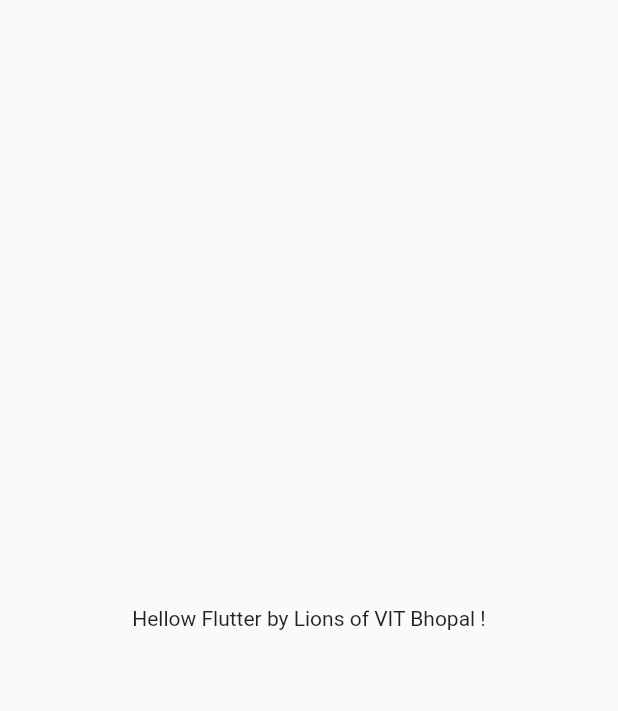
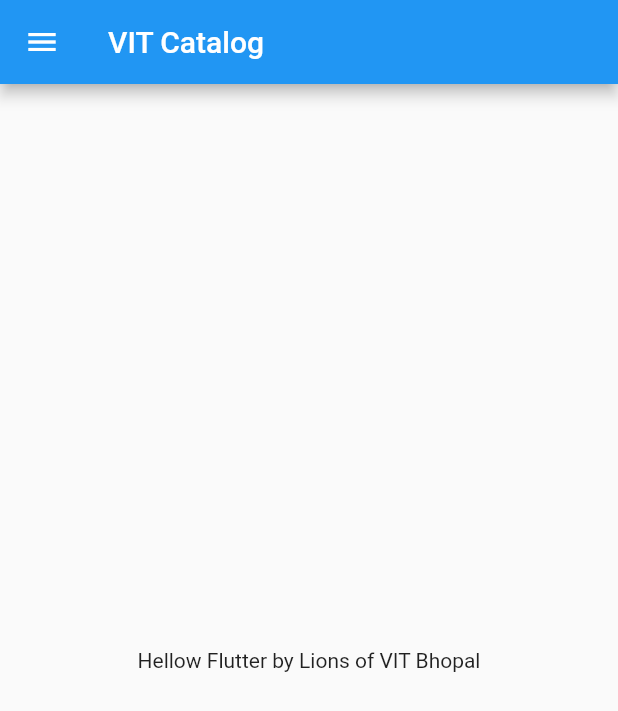
Before and after one commit to Rahul-vit10062/Learning_Flutter_in_30_Days, a Flutter app: the screen it shows after launch, on a phone screen of 412 x 824 dp. Shown: the top 711 px of the screen. Run offline on Flutter 3.47's test engine with Material 2 defaults, Android fonts, the phone set to English and light mode, and no system bars.

Commit message:
Day-2_Completed

```diff
--- /dev/null
+++ b/lib/Home_Page.dart
@@ -0,0 +1,19 @@
+import 'package:flutter/material.dart';
+
+class HomePage extends StatelessWidget {
+  Widget build(BuildContext context) {
+    return Scaffold(
+      appBar: AppBar(
+        title: Text("VIT Catalog"),
+      ),
+      body: Material(
+        child: Center(
+          child: Container(
+            child: Text("Hellow Flutter by Lions of VIT Bhopal"),
+          ),
+        ),
+      ),
+      drawer: Drawer(),
+    );
+  }
+}
--- a/lib/main.dart
+++ b/lib/main.dart
@@ -1,4 +1,5 @@
 import 'package:flutter/material.dart';
+import 'package:flutter_catalog/Home_Page.dart';
 
 void main() {
   runApp(MyApp());
@@ -7,13 +8,7 @@ void main() {
 class MyApp extends StatelessWidget {
   Widget build(BuildContext context) {
     return MaterialApp(
-      home: Material(
-        child: Center(
-          child: Container(
-            child: Text("Hellow Flutter by Lions of VIT Bhopal !"),
-          ),
-        ),
-      ),
+      home: HomePage(),
     );
   }
 }
```
Also changed, not shown: 1 other file.
